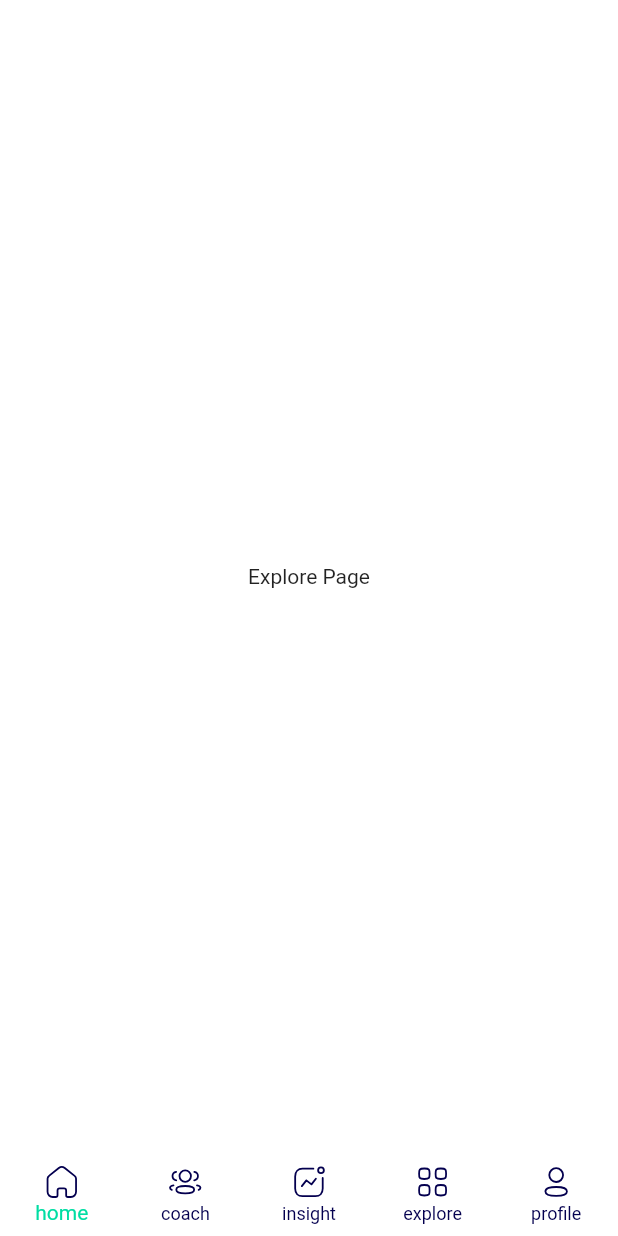
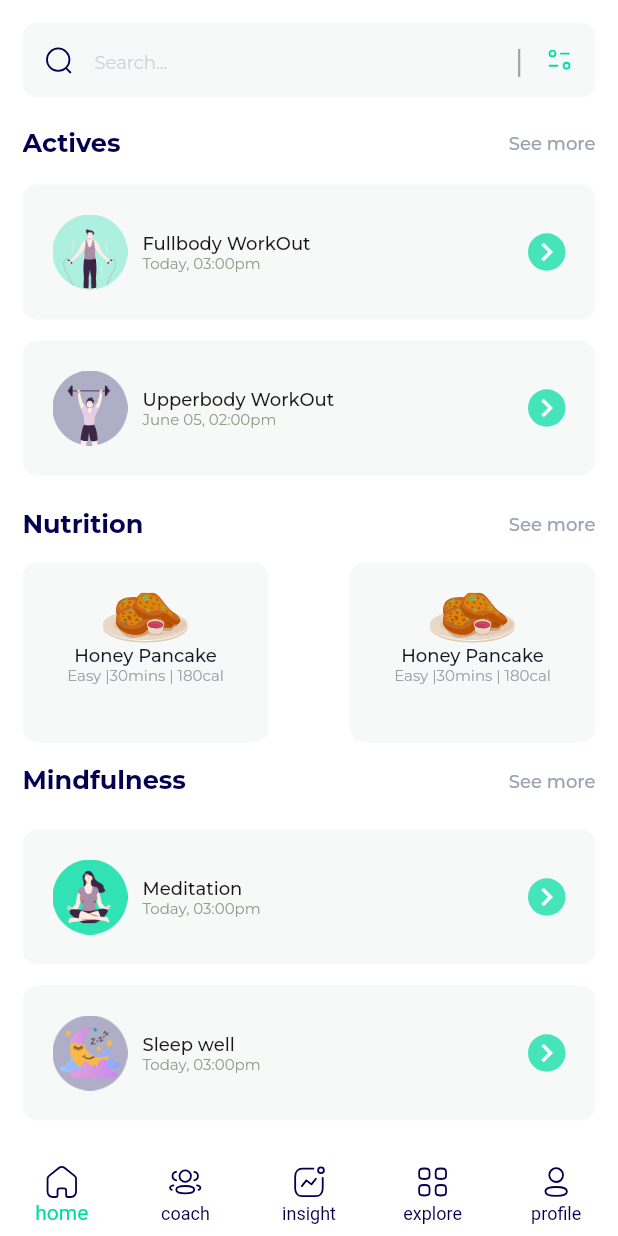
Before and after one commit to Saidmirzo/kinastic, a Flutter app: the screen it shows after launch, swiped to page 4, on a phone screen of 412 x 824 dp. Run offline on Flutter 3.47's test engine with Material 2 defaults, Android fonts, the phone set to English and light mode, and no system bars; our stand-ins replace flutter_svg; project files that could hold a hidden picture were left out.

Commit message:
write explore

```diff
--- a/lib/config/constants/app_colors.dart
+++ b/lib/config/constants/app_colors.dart
@@ -6,6 +6,8 @@ abstract class AppColors {
   static PrimaryColor primaryColor = PrimaryColor();
   static SecondaryColor secondaryColor = SecondaryColor();
   static ThirdColor thirdColor = ThirdColor();
+  static MetalColor metalColor = MetalColor();
+
 }
 
 class PrimaryColor extends ColorSwatch<int> {
@@ -61,3 +63,26 @@ class ThirdColor extends ColorSwatch<int> {
   Color get shade50 => this[50]!;
   Color get shade25 => this[25]!;
 }
+class MetalColor extends ColorSwatch<int> {
+  MetalColor()
+      : super(
+          0xff111827,
+          <int, Color>{
+            100: const Color(0xff111827),
+            70: const Color(0xff111827).withOpacity(.7),
+            50: const Color(0xff6B7280),
+            40: const Color(0xff9CA3B0),
+            30: const Color(0xffD1D5DB),
+            10: const Color(0xffF7F8F8),
+            5:const Color(0xffFFFFFF),
+          },
+        );
+
+  Color get shade100 => this[100]!;
+  Color get shade70 => this[70]!;
+  Color get shade50 => this[50]!;
+  Color get shade40 => this[40]!;
+  Color get shade30 => this[30]!;
+  Color get shade10 => this[10]!;
+  Color get shade5 => this[5]!;
+}
--- a/lib/config/constants/app_decorations.dart
+++ b/lib/config/constants/app_decorations.dart
@@ -1,8 +1,19 @@
 import 'package:flutter/material.dart';
+
+import 'app_colors.dart';
+import 'app_text_styles.dart';
 
 abstract class AppDecorations {
   static BoxDecoration defDecor = BoxDecoration(
     borderRadius: BorderRadius.circular(10),
     color: const Color(0xFFF7F8F8),
   );
+
+  static InputDecoration inputDecoration = InputDecoration(
+    border: InputBorder.none,
+    hintText: 'Search...',
+    hintStyle: AppTextStyles.regular1.copyWith(
+      color: AppColors.metalColor.shade30,
+    ),
+  );
 }
--- a/lib/config/constants/assets.dart
+++ b/lib/config/constants/assets.dart
@@ -48,6 +48,8 @@ class _Icons extends _AssetsFolder {
   String get user => "$basePath/ic_user.svg";
 
   String get enter => "$basePath/ic_enter_arrow.svg";
+
+  String get sett => "$basePath/ic_sett.svg";
 }
 
 class _Images extends _AssetsFolder {
@@ -72,4 +74,10 @@ class _Images extends _AssetsFolder {
   String get notific3 => "$basePath/img_notific_3.png";
 
   String get notific4 => "$basePath/img_notific_4.png";
+
+  String get foodBread => "$basePath/img_food_bread.svg";
+
+  String get foodPancake => "$basePath/img_food_pancake.svg";
+
+  String get sleep => "$basePath/img_sleep_moon.png";
 }
--- /dev/null
+++ b/lib/presentation/pages/explore/components/widgets.dart
@@ -0,0 +1,165 @@
+import 'package:flutter/material.dart';
+import 'package:flutter_svg/svg.dart';
+import '../../../../config/constants/app_colors.dart';
+import '../../../../config/constants/app_decorations.dart';
+import '../../../../config/constants/app_text_styles.dart';
+import '../../../../config/constants/assets.dart';
+
+class SearchExplore extends StatelessWidget {
+  const SearchExplore({
+    Key? key,
+  }) : super(key: key);
+
+  @override
+  Widget build(BuildContext context) {
+    return Container(
+      height: 50,
+      decoration: AppDecorations.defDecor.copyWith(
+        color: AppColors.metalColor.shade10,
+        borderRadius: BorderRadius.circular(10),
+      ),
+      child: Row(
+        children: [
+          IconButton(
+            onPressed: () {},
+            icon: SvgPicture.asset(Assets.icons.search),
+          ),
+          Expanded(
+            child: TextField(
+              cursorColor: AppColors.metalColor.shade100,
+              decoration: AppDecorations.inputDecoration,
+            ),
+          ),
+          Text(
+            '|',
+            style: AppTextStyles.regular2.copyWith(
+              color: AppColors.metalColor.shade40,
+              fontSize: 20,
+            ),
+          ),
+          IconButton(
+            splashRadius: 25,
+            onPressed: () {},
+            icon: SvgPicture.asset(
+              Assets.icons.sett,
+              color: AppColors.thirdColor.shade100,
+            ),
+          ),
+        ],
+      ),
+    );
+  }
+}
+
+// ignore: must_be_immutable
+class ItemExplore extends StatelessWidget {
+  ItemExplore({
+    this.path,
+    this.subTitle,
+    this.title,
+    Key? key,
+  }) : super(key: key);
+  String? path;
+  String? title;
+  String? subTitle;
+
+  @override
+  Widget build(BuildContext context) {
+    return Container(
+      margin: const EdgeInsets.symmetric(vertical: 7),
+      padding: const EdgeInsets.all(20),
+      decoration: BoxDecoration(
+        color: AppColors.metalColor.shade10,
+        borderRadius: BorderRadius.circular(10),
+      ),
+      child: Row(
+        mainAxisAlignment: MainAxisAlignment.spaceBetween,
+        children: [
+          Row(
+            children: [
+              Container(
+                margin:const  EdgeInsets.only(right: 10),
+                alignment: Alignment.center,
+                height: 50,
+                width: 50,
+                decoration: BoxDecoration(
+                  borderRadius: BorderRadius.circular(100),
+                ),
+                child: Image.asset(path!),
+              ),
+              Column(
+                crossAxisAlignment: CrossAxisAlignment.start,
+                children: [
+                  Text(
+                    title!,
+                    style: AppTextStyles.medium1,
+                  ),
+                  Text(
+                    subTitle!,
+                    style: AppTextStyles.regular2,
+                  ),
+                ],
+              ),
+            ],
+          ),
+          InkWell(
+            onTap: () {},
+            child: Container(
+              alignment: Alignment.center,
+              height: 25,
+              width: 25,
+              decoration: AppDecorations.defDecor.copyWith(
+                borderRadius: BorderRadius.circular(50),
+                color: AppColors.thirdColor.shade75,
+              ),
+              child: Icon(
+                Icons.keyboard_arrow_right_sharp,
+                color: AppColors.metalColor.shade5,
+              ),
+            ),
+          ),
+        ],
+      ),
+    );
+  }
+}
+
+// ignore: must_be_immutable
+class NurationFods extends StatelessWidget {
+  NurationFods({
+    this.path,
+    this.text1,
+    this.text2,
+    Key? key,
+  }) : super(key: key);
+  String? path;
+  String? text1;
+  String? text2;
+  @override
+  Widget build(BuildContext context) {
+    return Container(
+      height: 120,
+      width: 164,
+      decoration: AppDecorations.defDecor.copyWith(
+        borderRadius: BorderRadius.circular(10),
+        color: AppColors.metalColor.shade10,
+      ),
+      padding: const EdgeInsets.symmetric(horizontal: 25, vertical: 20),
+      child: Column(
+        children: [
+          SvgPicture.asset(path!),
+          Text(
+            text1!,
+            style: AppTextStyles.medium1
+                .copyWith(color: AppColors.metalColor.shade100),
+          ),
+          Text(
+            text2!,
+            style: AppTextStyles.regular2
+                .copyWith(color: AppColors.metalColor.shade40),
+          )
+        ],
+      ),
+    );
+  }
+}
--- a/lib/presentation/pages/explore/explore_page.dart
+++ b/lib/presentation/pages/explore/explore_page.dart
@@ -1,12 +1,106 @@
 import 'package:flutter/material.dart';
+import 'package:kinastic/config/constants/app_colors.dart';
+import 'package:kinastic/config/constants/app_text_styles.dart';
+import 'package:kinastic/config/constants/assets.dart';
+
+import 'components/widgets.dart';
 
 class ExplorePage extends StatelessWidget {
   const ExplorePage({super.key});
 
   @override
   Widget build(BuildContext context) {
-    return const Center(
-      child: Text("Explore Page"),
+    return Scaffold(
+      backgroundColor: AppColors.metalColor.shade5,
+      body: SafeArea(
+        child: Container(
+          padding: const EdgeInsets.all(15),
+          child: Column(
+            children: [
+              const SearchExplore(),
+              Expanded(
+                child: ListView(
+                  physics: const BouncingScrollPhysics(),
+                  children: [
+                    const SizedBox(
+                      height: 20,
+                    ),
+                    textLine('Actives', 'See more'),
+                    const SizedBox(
+                      height: 10,
+                    ),
+                    ItemExplore(
+                      path: Assets.images.workout1,
+                      subTitle: 'Today, 03:00pm',
+                      title: 'Fullbody WorkOut',
+                    ),
+                    ItemExplore(
+                      path: Assets.images.workout2,
+                      subTitle: 'June 05, 02:00pm',
+                      title: 'Upperbody WorkOut',
+                    ),
+                    const SizedBox(
+                      height: 15,
+                    ),
+                    textLine('Nutrition', 'See more'),
+                    const SizedBox(
+                      height: 15,
+                    ),
+                    Row(
+                      mainAxisAlignment: MainAxisAlignment.spaceBetween,
+                      children: [
+                        NurationFods(
+                            path: Assets.images.foodBread,
+                            text1: 'Honey Pancake',
+                            text2: 'Easy |30mins | 180cal'),
+                        NurationFods(
+                            path: Assets.images.foodBread,
+                            text1: 'Honey Pancake',
+                            text2: 'Easy |30mins | 180cal'),
+                      ],
+                    ),
+                    const SizedBox(
+                      height: 15,
+                    ),
+                    textLine('Mindfulness', 'See more'),
+                    const SizedBox(
+                      height: 15,
+                    ),
+                    ItemExplore(
+                      path: Assets.images.meditate,
+                      subTitle: 'Today, 03:00pm',
+                      title: 'Meditation',
+                    ),
+                    ItemExplore(
+                      path: Assets.images.sleep,
+                      subTitle: 'Today, 03:00pm',
+                      title: 'Sleep well',
+                    ),
+                  ],
+                ),
+              ),
+            ],
+          ),
+        ),
+      ),
+    );
+  }
+
+  Row textLine(String text1, String text2) {
+    return Row(
+      mainAxisAlignment: MainAxisAlignment.spaceBetween,
+      children: [
+        Text(
+          text1,
+          style: AppTextStyles.h3,
+        ),
+        Text(
+          text2,
+          style: AppTextStyles.medium1.copyWith(
+            color: AppColors.metalColor.shade40,
+          ),
+        ),
+      ],
     );
   }
 }
```
Also changed, not shown: assets/icons/ic_sett.svg (added), assets/images/img_food_bread.svg (added), assets/images/img_food_pancake.svg (added), assets/images/img_sleep_moon.png (added).
